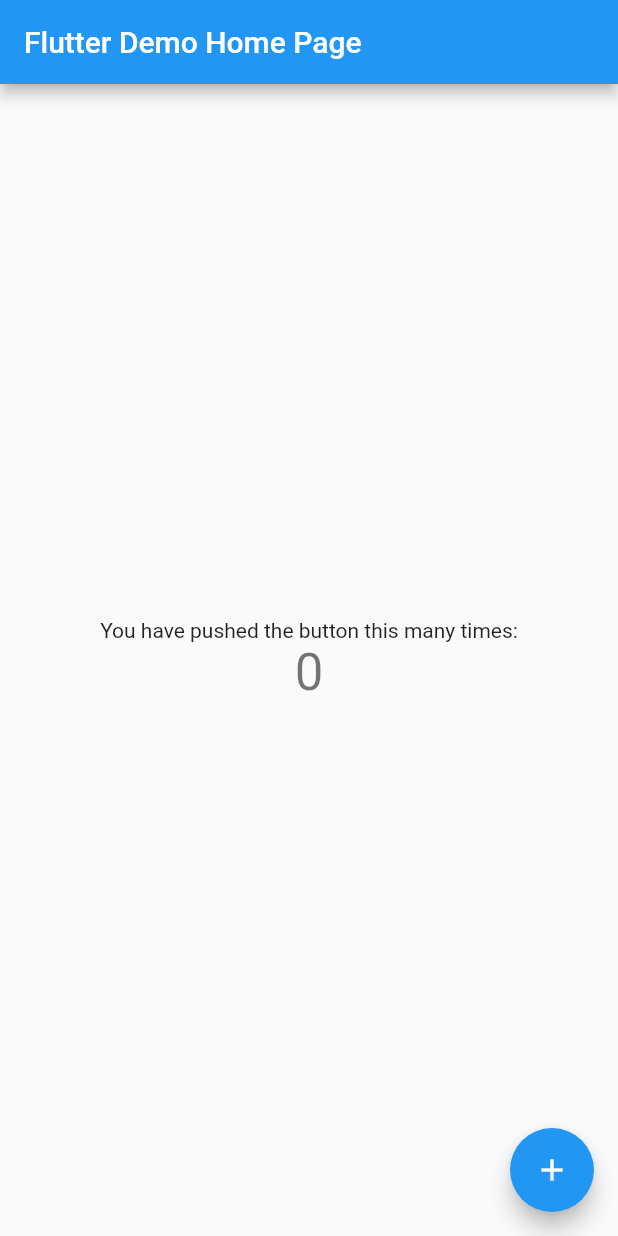
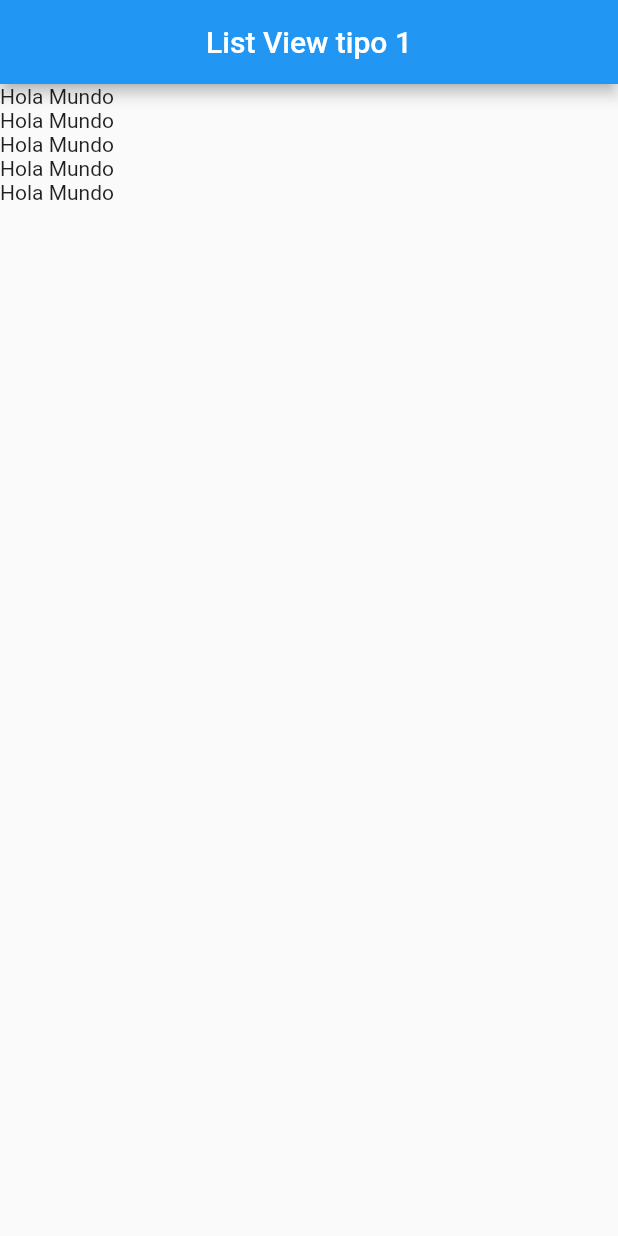
Before and after one commit to hadez2505/Clases_Flutter, a Flutter app: the screen it shows after launch, on a phone screen of 412 x 824 dp. Run offline on Flutter 3.47's test engine with Material 2 defaults, Android fonts, the phone set to English and light mode, and no system bars.

Commit message:
List View Tipo 1

```diff
--- a/componentes/lib/main.dart
+++ b/componentes/lib/main.dart
@@ -1,115 +1,15 @@
+import 'package:componentes/screens/screens.dart';
 import 'package:flutter/material.dart';
 
-void main() {
-  runApp(const MyApp());
-}
+void main() => runApp(MyApp());
 
 class MyApp extends StatelessWidget {
-  const MyApp({Key? key}) : super(key: key);
-
-  // This widget is the root of your application.
   @override
   Widget build(BuildContext context) {
-    return MaterialApp(
-      title: 'Flutter Demo',
-      theme: ThemeData(
-        // This is the theme of your application.
-        //
-        // Try running your application with "flutter run". You'll see the
-        // application has a blue toolbar. Then, without quitting the app, try
-        // changing the primarySwatch below to Colors.green and then invoke
-        // "hot reload" (press "r" in the console where you ran "flutter run",
-        // or simply save your changes to "hot reload" in a Flutter IDE).
-        // Notice that the counter didn't reset back to zero; the application
-        // is not restarted.
-        primarySwatch: Colors.blue,
-      ),
-      home: const MyHomePage(title: 'Flutter Demo Home Page'),
+    return const MaterialApp(
+      debugShowCheckedModeBanner: false,
+      title: 'Material App',
+      home: ListView1Screen(),
     );
   }
 }
-
-class MyHomePage extends StatefulWidget {
-  const MyHomePage({Key? key, required this.title}) : super(key: key);
-
-  // This widget is the home page of your application. It is stateful, meaning
-  // that it has a State object (defined below) that contains fields that affect
-  // how it looks.
-
-  // This class is the configuration for the state. It holds the values (in this
-  // case the title) provided by the parent (in this case the App widget) and
-  // used by the build method of the State. Fields in a Widget subclass are
-  // always marked "final".
-
-  final String title;
-
-  @override
-  State<MyHomePage> createState() => _MyHomePageState();
-}
-
-class _MyHomePageState extends State<MyHomePage> {
-  int _counter = 0;
-
-  void _incrementCounter() {
-    setState(() {
-      // This call to setState tells the Flutter framework that something has
-      // changed in this State, which causes it to rerun the build method below
-      // so that the display can reflect the updated values. If we changed
-      // _counter without calling setState(), then the build method would not be
-      // called again, and so nothing would appear to happen.
-      _counter++;
-    });
-  }
-
-  @override
-  Widget build(BuildContext context) {
-    // This method is rerun every time setState is called, for instance as done
-    // by the _incrementCounter method above.
-    //
-    // The Flutter framework has been optimized to make rerunning build methods
-    // fast, so that you can just rebuild anything that needs updating rather
-    // than having to individually change instances of widgets.
-    return Scaffold(
-      appBar: AppBar(
-        // Here we take the value from the MyHomePage object that was created by
-        // the App.build method, and use it to set our appbar title.
-        title: Text(widget.title),
-      ),
-      body: Center(
-        // Center is a layout widget. It takes a single child and positions it
-        // in the middle of the parent.
-        child: Column(
-          // Column is also a layout widget. It takes a list of children and
-          // arranges them vertically. By default, it sizes itself to fit its
-          // children horizontally, and tries to be as tall as its parent.
-          //
-          // Invoke "debug painting" (press "p" in the console, choose the
-          // "Toggle Debug Paint" action from the Flutter Inspector in Android
-          // Studio, or the "Toggle Debug Paint" command in Visual Studio Code)
-          // to see the wireframe for each widget.
-          //
-          // Column has various properties to control how it sizes itself and
-          // how it positions its children. Here we use mainAxisAlignment to
-          // center the children vertically; the main axis here is the vertical
-          // axis because Columns are vertical (the cross axis would be
-          // horizontal).
-          mainAxisAlignment: MainAxisAlignment.center,
-          children: <Widget>[
-            const Text(
-              'You have pushed the button this many times:',
-            ),
-            Text(
-              '$_counter',
-              style: Theme.of(context).textTheme.headline4,
-            ),
-          ],
-        ),
-      ),
-      floatingActionButton: FloatingActionButton(
-        onPressed: _incrementCounter,
-        tooltip: 'Increment',
-        child: const Icon(Icons.add),
-      ), // This trailing comma makes auto-formatting nicer for build methods.
-    );
-  }
-}
--- /dev/null
+++ b/componentes/lib/screens/listview1_screen.dart
@@ -0,0 +1,24 @@
+import 'package:flutter/material.dart';
+
+class ListView1Screen extends StatelessWidget {
+
+  const ListView1Screen({Key? key}) : super(key: key);
+
+  @override
+  Widget build(BuildContext context) {
+    return  Scaffold(
+      appBar: AppBar(
+        title: const Center(child: Text('List View tipo 1')),
+      ),
+      body: ListView(
+        children: [
+          Text('Hola Mundo'),
+          Text('Hola Mundo'),
+          Text('Hola Mundo'),
+          Text('Hola Mundo'),
+          Text('Hola Mundo'),
+        ],
+      ),
+    );
+  }
+}
--- /dev/null
+++ b/componentes/lib/screens/screens.dart
@@ -0,0 +1 @@
+export 'package:componentes/screens/listview1_screen.dart';
```
